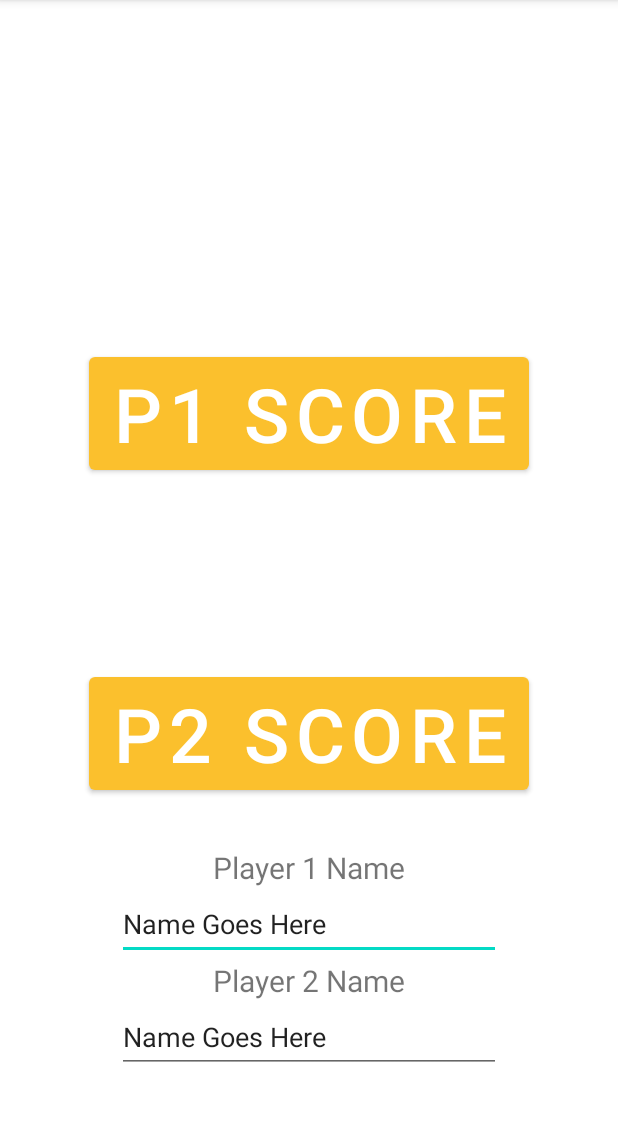
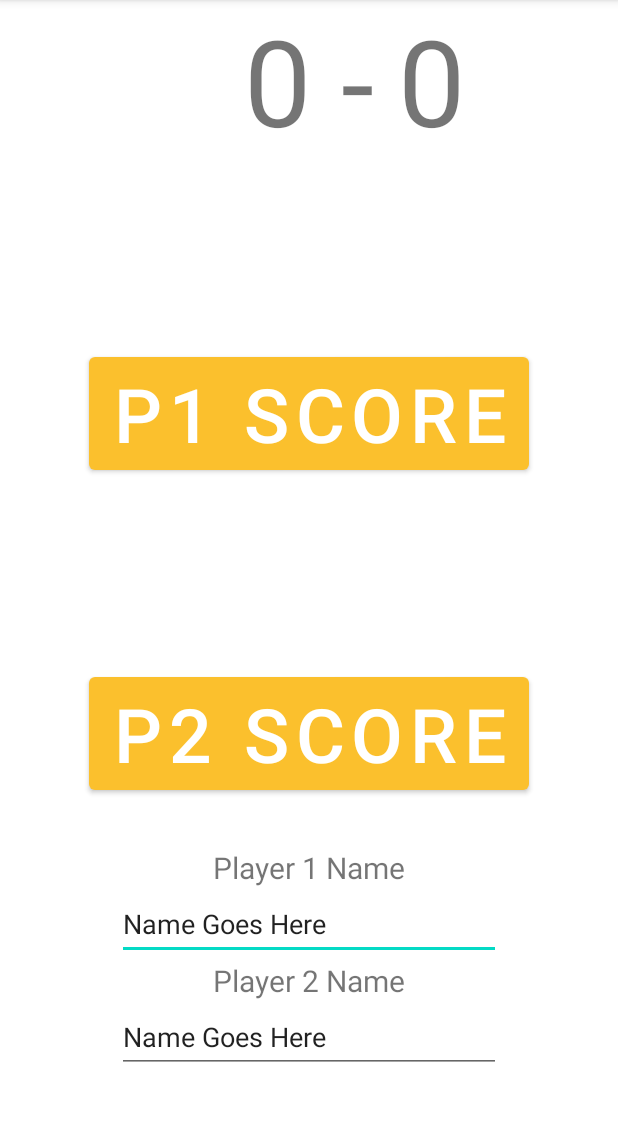
Before and after one commit to TennisTracker/TennisTracker, an Android app: the NewMatch screen opened directly, with no data from a screen before it, on a phone screen of 412 x 824 dp, the part 84-1205 px from its top. Run offline under Robolectric (Android 15) with nearby library versions, the phone set to English and light mode, and no system bars.

Commit message:
you can now make the score go 15-15

```diff
--- a/app/src/main/java/com/example/tennistracker/NewMatch.kt
+++ b/app/src/main/java/com/example/tennistracker/NewMatch.kt
@@ -1,11 +1,39 @@
 package com.example.tennistracker
 
+import android.content.Intent
 import androidx.appcompat.app.AppCompatActivity
 import android.os.Bundle
+import android.widget.Button
+import android.widget.TextView
+
+var totalpoints = 0
+var P1totalpoints = 0
+var P2totalpoints = 0
+
 
 class NewMatch : AppCompatActivity() {
     override fun onCreate(savedInstanceState: Bundle?) {
         super.onCreate(savedInstanceState)
         setContentView(R.layout.activity_new_match)
+        val scoreP1 = findViewById<TextView>(R.id.scoreP1)
+        val scoreP2 = findViewById<TextView>(R.id.scoreP2)
+
+
+        val P1Score = findViewById<Button>(R.id.btnP1Score)
+        P1Score.setOnClickListener {
+            totalpoints += 1
+            P1totalpoints += 1
+            scoreP1.text = "15 - "
+
+        }
+        val P2Score = findViewById<Button>(R.id.btnP2Score)
+        P2Score.setOnClickListener {
+            totalpoints += 1
+            P2totalpoints += 1
+            scoreP2.text = "15"
+        }
+
+
+
     }
 }
--- a/app/src/main/res/layout/activity_new_match.xml
+++ b/app/src/main/res/layout/activity_new_match.xml
@@ -5,6 +5,27 @@
     android:layout_width="match_parent"
     android:layout_height="match_parent"
     tools:context=".NewMatch">
+
+    <TextView
+        android:id="@+id/scoreP1"
+        android:layout_width="wrap_content"
+        android:layout_height="wrap_content"
+        android:text="@string/p1score"
+        android:textSize="80dp"
+        app:layout_constraintEnd_toEndOf="parent"
+        app:layout_constraintStart_toStartOf="parent"
+        app:layout_constraintTop_toTopOf="parent" />
+
+
+    <TextView
+        android:id="@+id/scoreP2"
+        android:layout_width="wrap_content"
+        android:layout_height="wrap_content"
+        android:text="@string/p2score"
+        android:textSize="80dp"
+        app:layout_constraintEnd_toEndOf= "parent"
+        app:layout_constraintStart_toStartOf="@id/scoreP1"
+        app:layout_constraintTop_toTopOf="@id/scoreP1" />
 
     <Button
         android:id="@+id/btnP1Score"
--- a/app/src/main/res/values/strings.xml
+++ b/app/src/main/res/values/strings.xml
@@ -1,3 +1,5 @@
 <resources>
     <string name="app_name">TennisTracker</string>
+    <string name = "p1score"> 0 -     </string>
+    <string name = "p2score"> 0 </string>
 </resources>
```
